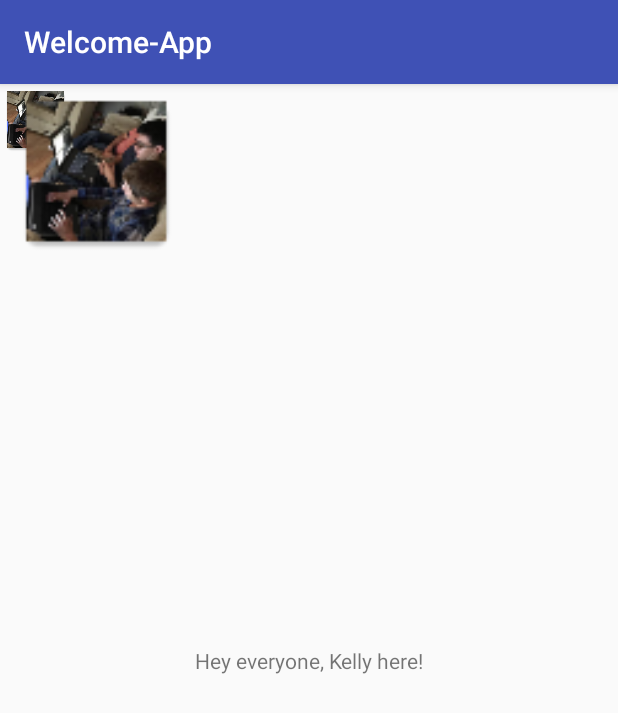
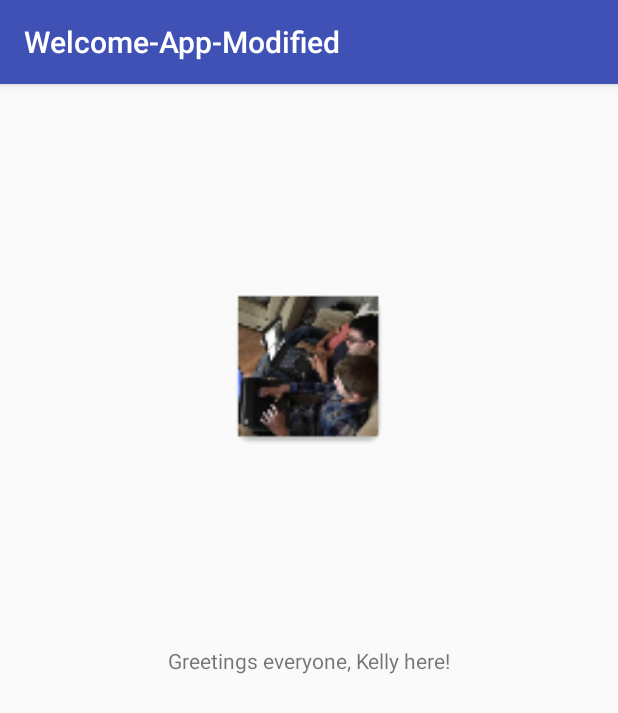
Before and after one commit to kellyfreet13/Welcome-app-modified, an Android app: the screen it shows after launch (MainActivity), on a phone screen of 412 x 824 dp. Shown: the top 713 px of the screen. Run offline under Robolectric (Android 15) with nearby library versions, the phone set to English and light mode, and no system bars.

Commit message:
got rid of hard coded string values

```diff
--- a/app/src/main/res/layout/activity_main.xml
+++ b/app/src/main/res/layout/activity_main.xml
@@ -7,28 +7,26 @@
     tools:context="com.example.kelly.welcome_app.MainActivity">
 
     <TextView
+        android:id="@+id/greeting_message"
         android:layout_width="wrap_content"
         android:layout_height="wrap_content"
-        android:text="Hey everyone, Kelly here!"
+        android:text="@string/greeting_message"
         app:layout_constraintBottom_toBottomOf="parent"
         app:layout_constraintLeft_toLeftOf="parent"
         app:layout_constraintRight_toRightOf="parent"
         app:layout_constraintTop_toTopOf="parent" />
 
     <ImageView
-        android:id="@+id/imageView"
-        android:layout_width="wrap_content"
-        android:layout_height="wrap_content"
-        app:srcCompat="@mipmap/ic_launcher"
-        tools:layout_editor_absoluteX="135dp"
-        tools:layout_editor_absoluteY="-51dp" />
-
-    <ImageView
-        android:id="@+id/imageView2"
+        android:id="@+id/profile_picture"
         android:layout_width="130dp"
         android:layout_height="118dp"
-        app:srcCompat="@mipmap/ic_launcher"
-        tools:layout_editor_absoluteX="127dp"
-        tools:layout_editor_absoluteY="121dp" />
+        android:layout_marginBottom="8dp"
+        android:layout_marginTop="130dp"
+        app:layout_constraintBottom_toBottomOf="parent"
+        app:layout_constraintLeft_toLeftOf="parent"
+        app:layout_constraintRight_toRightOf="parent"
+        app:layout_constraintTop_toTopOf="parent"
+        app:layout_constraintVertical_bias="0.0"
+        app:srcCompat="@mipmap/ic_launcher" />
 
 </android.support.constraint.ConstraintLayout>
--- a/app/src/main/res/values/strings.xml
+++ b/app/src/main/res/values/strings.xml
@@ -1,3 +1,4 @@
 <resources>
-    <string name="app_name">Welcome-App</string>
+    <string name="app_name">Welcome-App-Modified</string>
+    <string name="greeting_message">Greetings everyone, Kelly here!</string>
 </resources>
```
Also changed, not shown: app/src/main/res/drawable/main_activity_headshot/andrew_kelly_coding.png (deleted).
